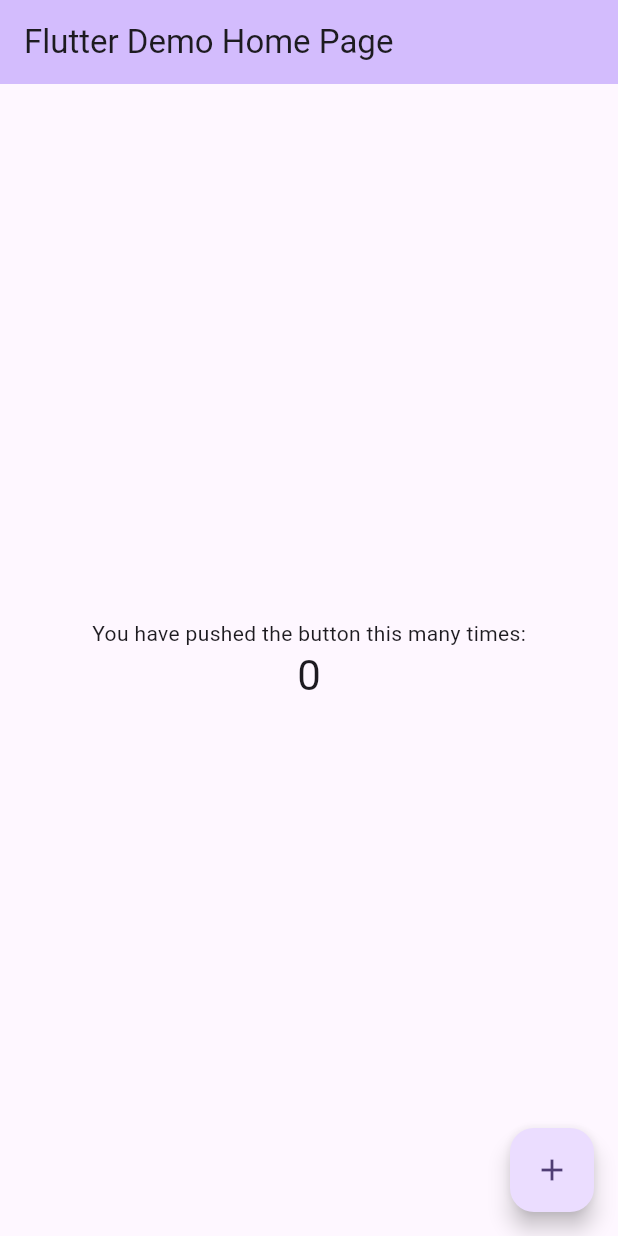
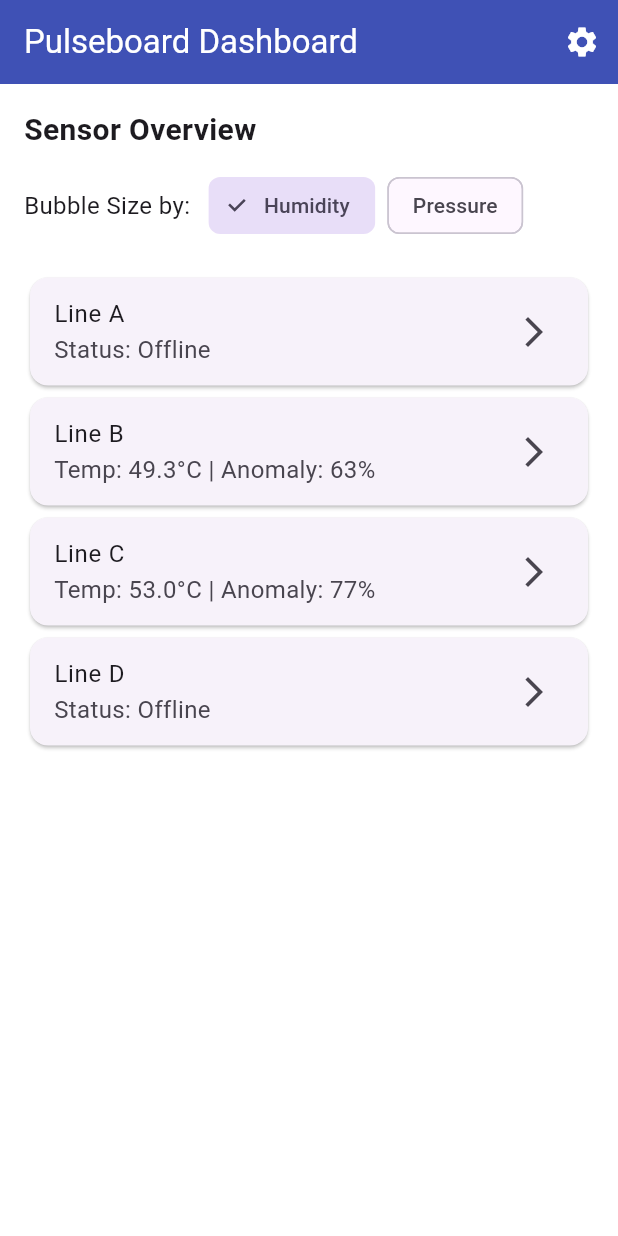
Before and after one commit to avadhkatrodiya18/-Finexos-Shortlist, a Flutter app: the screen it shows after launch, on a phone screen of 412 x 824 dp. Run offline on Flutter 3.47's test engine with Material 3 defaults, Android fonts, the phone set to English and light mode, and no system bars; our stand-ins replace fl_chart, get.

Commit message:
basic view ready for atlist statically

```diff
--- /dev/null
+++ b/lib/data/models/sensor_model.dart
@@ -0,0 +1,35 @@
+class SensorModel {
+  final String id;
+  final String location;
+  final double? temperature;
+  final double? humidity;
+  final double? pressure;
+  final int? anomaly;
+
+  SensorModel({
+    required this.id,
+    required this.location,
+    this.temperature,
+    this.humidity,
+    this.pressure,
+    this.anomaly,
+  });
+
+  bool get isOffline => anomaly == null || anomaly == -1;
+
+  SensorModel copyWith({
+    double? temperature,
+    double? humidity,
+    double? pressure,
+    int? anomaly,
+  }) {
+    return SensorModel(
+      id: id,
+      location: location,
+      temperature: temperature ?? this.temperature,
+      humidity: humidity ?? this.humidity,
+      pressure: pressure ?? this.pressure,
+      anomaly: anomaly ?? this.anomaly,
+    );
+  }
+}
--- /dev/null
+++ b/lib/data/services/mock_sensor_service.dart
@@ -0,0 +1,23 @@
+import 'dart:math';
+import 'package:finexos/data/models/sensor_model.dart';
+
+class MockSensorService {
+  final Random _random = Random();
+
+  List<SensorModel> getMockSensors() {
+    final List<String> locations = ['Line A', 'Line B', 'Line C', 'Line D'];
+
+    return List.generate(locations.length, (index) {
+      final isOffline = _random.nextBool() && index % 3 == 0;
+
+      return SensorModel(
+        id: 'sensor_$index',
+        location: locations[index],
+        temperature: isOffline ? null : _random.nextDouble() * 40 + 20,
+        humidity: isOffline ? null : _random.nextDouble() * 40 + 40,
+        pressure: isOffline ? null : 900 + _random.nextDouble() * 200,
+        anomaly: isOffline ? -1 : _random.nextInt(101),
+      );
+    });
+  }
+}
--- /dev/null
+++ b/lib/domain/repo/sensor_repository.dart
@@ -0,0 +1,12 @@
+import '../../data/models/sensor_model.dart';
+import '../../data/services/mock_sensor_service.dart';
+
+class SensorRepository {
+  final MockSensorService _service;
+
+  SensorRepository(this._service);
+
+  List<SensorModel> fetchSensors() {
+    return _service.getMockSensors();
+  }
+}
--- a/lib/main.dart
+++ b/lib/main.dart
@@ -1,122 +1,33 @@
 import 'package:flutter/material.dart';
+import 'package:get/get.dart';
+
+import 'data/services/mock_sensor_service.dart';
+import 'domain/repo/sensor_repository.dart';
+import 'presentation/viewmodels/dashboard_viewmodel.dart';
+import 'routes/app_pages.dart';
+import 'theme/app_theme.dart';
 
 void main() {
-  runApp(const MyApp());
+  // Register dependencies before app starts
+  final sensorService = MockSensorService();
+  final sensorRepo = SensorRepository(sensorService);
+  Get.put(sensorRepo);
+  Get.put(DashboardViewModel(sensorRepo)); // ViewModel as singleton
+
+  runApp(const PulseboardApp());
 }
 
-class MyApp extends StatelessWidget {
-  const MyApp({super.key});
+class PulseboardApp extends StatelessWidget {
+  const PulseboardApp({super.key});
 
-  // This widget is the root of your application.
   @override
   Widget build(BuildContext context) {
-    return MaterialApp(
-      title: 'Flutter Demo',
-      theme: ThemeData(
-        // This is the theme of your application.
-        //
-        // TRY THIS: Try running your application with "flutter run". You'll see
-        // the application has a purple toolbar. Then, without quitting the app,
-        // try changing the seedColor in the colorScheme below to Colors.green
-        // and then invoke "hot reload" (save your changes or press the "hot
-        // reload" button in a Flutter-supported IDE, or press "r" if you used
-        // the command line to start the app).
-        //
-        // Notice that the counter didn't reset back to zero; the application
-        // state is not lost during the reload. To reset the state, use hot
-        // restart instead.
-        //
-        // This works for code too, not just values: Most code changes can be
-        // tested with just a hot reload.
-        colorScheme: ColorScheme.fromSeed(seedColor: Colors.deepPurple),
-      ),
-      home: const MyHomePage(title: 'Flutter Demo Home Page'),
+    return GetMaterialApp(
+      title: 'Pulseboard',
+      debugShowCheckedModeBanner: false,
+      theme: AppTheme.lightTheme,
+      initialRoute: '/',
+      getPages: AppPages.routes,
     );
   }
 }
-
-class MyHomePage extends StatefulWidget {
-  const MyHomePage({super.key, required this.title});
-
-  // This widget is the home page of your application. It is stateful, meaning
-  // that it has a State object (defined below) that contains fields that affect
-  // how it looks.
-
-  // This class is the configuration for the state. It holds the values (in this
-  // case the title) provided by the parent (in this case the App widget) and
-  // used by the build method of the State. Fields in a Widget subclass are
-  // always marked "final".
-
-  final String title;
-
-  @override
-  State<MyHomePage> createState() => _MyHomePageState();
-}
-
-class _MyHomePageState extends State<MyHomePage> {
-  int _counter = 0;
-
-  void _incrementCounter() {
-    setState(() {
-      // This call to setState tells the Flutter framework that something has
-      // changed in this State, which causes it to rerun the build method below
-      // so that the display can reflect the updated values. If we changed
-      // _counter without calling setState(), then the build method would not be
-      // called again, and so nothing would appear to happen.
-      _counter++;
-    });
-  }
-
-  @override
-  Widget build(BuildContext context) {
-    // This method is rerun every time setState is called, for instance as done
-    // by the _incrementCounter method above.
-    //
-    // The Flutter framework has been optimized to make rerunning build methods
-    // fast, so that you can just rebuild anything that needs updating rather
-    // than having to individually change instances of widgets.
-    return Scaffold(
-      appBar: AppBar(
-        // TRY THIS: Try changing the color here to a specific color (to
-        // Colors.amber, perhaps?) and trigger a hot reload to see the AppBar
-        // change color while the other colors stay the same.
-        backgroundColor: Theme.of(context).colorScheme.inversePrimary,
-        // Here we take the value from the MyHomePage object that was created by
-        // the App.build method, and use it to set our appbar title.
-        title: Text(widget.title),
-      ),
-      body: Center(
-        // Center is a layout widget. It takes a single child and positions it
-        // in the middle of the parent.
-        child: Column(
-          // Column is also a layout widget. It takes a list of children and
-          // arranges them vertically. By default, it sizes itself to fit its
-          // children horizontally, and tries to be as tall as its parent.
-          //
-          // Column has various properties to control how it sizes itself and
-          // how it positions its children. Here we use mainAxisAlignment to
-          // center the children vertically; the main axis here is the vertical
-          // axis because Columns are vertical (the cross axis would be
-          // horizontal).
-          //
-          // TRY THIS: Invoke "debug painting" (choose the "Toggle Debug Paint"
-          // action in the IDE, or press "p" in the console), to see the
-          // wireframe for each widget.
-          mainAxisAlignment: MainAxisAlignment.center,
-          children: <Widget>[
-            const Text('You have pushed the button this many times:'),
-            Text(
-              '$_counter',
-              style: Theme.of(context).textTheme.headlineMedium,
-            ),
-          ],
-        ),
-      ),
-      floatingActionButton: FloatingActionButton(
-        onPressed: _incrementCounter,
-        tooltip: 'Increment',
-        child: const Icon(Icons.add),
-      ), // This trailing comma makes auto-formatting nicer for build methods.
-    );
-  }
-}
--- /dev/null
+++ b/lib/presentation/viewmodels/dashboard_viewmodel.dart
@@ -0,0 +1,54 @@
+import 'package:finexos/domain/repo/sensor_repository.dart';
+import 'package:get/get.dart';
+import '../../../data/models/sensor_model.dart';
+
+enum MetricType { humidity, pressure }
+
+class DashboardViewModel extends GetxController {
+  final SensorRepository _repository;
+
+  DashboardViewModel(this._repository);
+
+  var sensors = <SensorModel>[].obs;
+  var metricType = MetricType.humidity.obs;
+
+  var simulateOffline = false.obs;
+  var simulateAnomaly = true.obs;
+
+  @override
+  void onInit() {
+    super.onInit();
+    loadSensors();
+  }
+
+  void loadSensors() {
+    final rawSensors = _repository.fetchSensors();
+
+    final updatedSensors = rawSensors.map((sensor) {
+      SensorModel s = sensor;
+
+      // Simulate offline state
+      if (simulateOffline.value && s.id.hashCode % 2 == 0) {
+        s = s.copyWith(
+          temperature: null,
+          humidity: null,
+          pressure: null,
+          anomaly: -1,
+        );
+      }
+
+      // Simulate no anomaly variation
+      if (!simulateAnomaly.value) {
+        s = s.copyWith(anomaly: 0);
+      }
+
+      return s;
+    }).toList();
+
+    sensors.value = updatedSensors;
+  }
+
+  void toggleMetric(MetricType type) {
+    metricType.value = type;
+  }
+}
--- /dev/null
+++ b/lib/presentation/views/dashboard_view.dart
@@ -0,0 +1,75 @@
+import 'package:flutter/material.dart';
+import 'package:get/get.dart';
+import '../viewmodels/dashboard_viewmodel.dart';
+
+class DashboardView extends StatelessWidget {
+  DashboardView({super.key});
+
+  final DashboardViewModel viewModel = Get.find<DashboardViewModel>();
+
+  @override
+  Widget build(BuildContext context) {
+    return Scaffold(
+      appBar: AppBar(
+        title: const Text('Pulseboard Dashboard'),
+        actions: [
+          IconButton(
+            icon: const Icon(Icons.settings),
+            onPressed: () => Get.toNamed('/settings'),
+          ),
+        ],
+      ),
+      body: Padding(
+        padding: const EdgeInsets.all(16.0),
+        child: Obx(() => Column(
+          crossAxisAlignment: CrossAxisAlignment.start,
+          children: [
+            const Text(
+              'Sensor Overview',
+              style: TextStyle(fontSize: 20, fontWeight: FontWeight.bold),
+            ),
+            const SizedBox(height: 12),
+            Row(
+              children: [
+                const Text("Bubble Size by: "),
+                const SizedBox(width: 8),
+                ChoiceChip(
+                  label: const Text("Humidity"),
+                  selected: viewModel.metricType.value == MetricType.humidity,
+                  onSelected: (_) => viewModel.toggleMetric(MetricType.humidity),
+                ),
+                const SizedBox(width: 8),
+                ChoiceChip(
+                  label: const Text("Pressure"),
+                  selected: viewModel.metricType.value == MetricType.pressure,
+                  onSelected: (_) => viewModel.toggleMetric(MetricType.pressure),
+                ),
+              ],
+            ),
+            const SizedBox(height: 20),
+            Expanded(
+              child: ListView.builder(
+                itemCount: viewModel.sensors.length,
+                itemBuilder: (context, index) {
+                  final sensor = viewModel.sensors[index];
+                  return Card(
+                    child: ListTile(
+                      title: Text(sensor.location),
+                      subtitle: Text(
+                        sensor.isOffline
+                            ? "Status: Offline"
+                            : "Temp: ${sensor.temperature?.toStringAsFixed(1)}°C | Anomaly: ${sensor.anomaly}%",
+                      ),
+                      trailing: const Icon(Icons.arrow_forward_ios),
+                      onTap: () => Get.toNamed('/details', arguments: sensor),
+                    ),
+                  );
+                },
+              ),
+            ),
+          ],
+        )),
+      ),
+    );
+  }
+}
--- /dev/null
+++ b/lib/presentation/views/details_view.dart
@@ -0,0 +1,32 @@
+import 'package:flutter/material.dart';
+import 'package:get/get.dart';
+import '../../../data/models/sensor_model.dart';
+
+class DetailsView extends StatelessWidget {
+  DetailsView({super.key});
+
+  final SensorModel sensor = Get.arguments as SensorModel;
+
+  @override
+  Widget build(BuildContext context) {
+    return Scaffold(
+      appBar: AppBar(title: Text('Details - ${sensor.location}')),
+      body: Padding(
+        padding: const EdgeInsets.all(16.0),
+        child: Column(
+          crossAxisAlignment: CrossAxisAlignment.start,
+          children: [
+            Text("Sensor ID: ${sensor.id}", style: const TextStyle(fontSize: 16)),
+            const SizedBox(height: 10),
+            Text("Temperature: ${sensor.temperature?.toStringAsFixed(1) ?? 'N/A'}°C"),
+            Text("Humidity: ${sensor.humidity?.toStringAsFixed(1) ?? 'N/A'}%"),
+            Text("Pressure: ${sensor.pressure?.toStringAsFixed(1) ?? 'N/A'} hPa"),
+            Text("Anomaly: ${sensor.anomaly == -1 ? 'Offline' : '${sensor.anomaly}%'}"),
+            const SizedBox(height: 20),
+            const Text("Chart coming soon..."),
+          ],
+        ),
+      ),
+    );
+  }
+}
--- /dev/null
+++ b/lib/routes/app_pages.dart
@@ -0,0 +1,12 @@
+import 'package:get/get.dart';
+import '../presentation/views/dashboard_view.dart';
+import '../presentation/views/details_view.dart';
+import '../presentation/views/settings_view.dart';
+
+class AppPages {
+  static final routes = [
+    GetPage(name: '/', page: () => DashboardView()),
+    GetPage(name: '/details', page: () => DetailsView()),
+    GetPage(name: '/settings', page: () => SettingsView()),
+  ];
+}
--- /dev/null
+++ b/lib/theme/app_theme.dart
@@ -0,0 +1,15 @@
+import 'package:flutter/material.dart';
+
+class AppTheme {
+  static final lightTheme = ThemeData(
+    primarySwatch: Colors.indigo,
+    scaffoldBackgroundColor: Colors.white,
+    appBarTheme: const AppBarTheme(
+      backgroundColor: Colors.indigo,
+      foregroundColor: Colors.white,
+    ),
+    textTheme: const TextTheme(
+      bodyMedium: TextStyle(fontSize: 16),
+    ),
+  );
+}
--- a/pubspec.yaml
+++ b/pubspec.yaml
@@ -34,10 +34,15 @@ dependencies:
   # The following adds the Cupertino Icons font to your application.
   # Use with the CupertinoIcons class for iOS style icons.
   cupertino_icons: ^1.0.8
+  get: ^4.7.2
+  google_fonts: ^6.2.1
+  fl_chart: 0.55.2
+
 
 dev_dependencies:
   flutter_test:
     sdk: flutter
+  mockito: ^5.4.6
 
   # The "flutter_lints" package below contains a set of recommended lints to
   # encourage good coding practices. The lint set provided by the package is
```
Also changed, not shown: lib/presentation/views/settings_view.dart (added, +45 -0 lines), lib/presentation/widgets/bubble_chart_widget.dart (added, +90 -0 lines), 11 other files.
